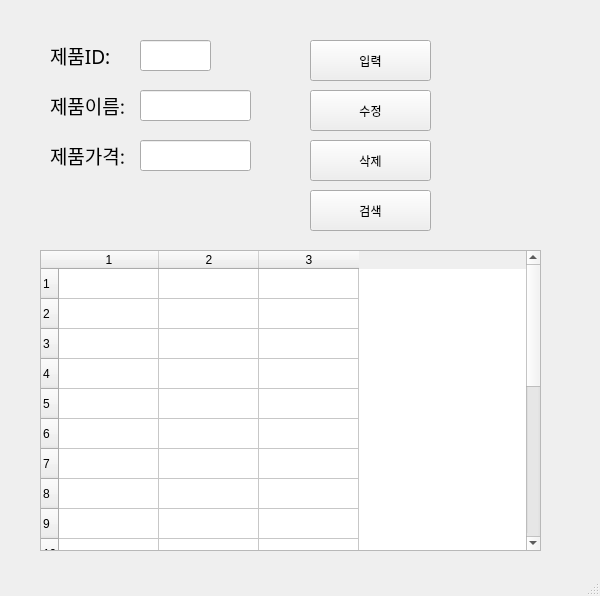
k2boysk1/python230821, file ProductList3.ui: the form before one commit.
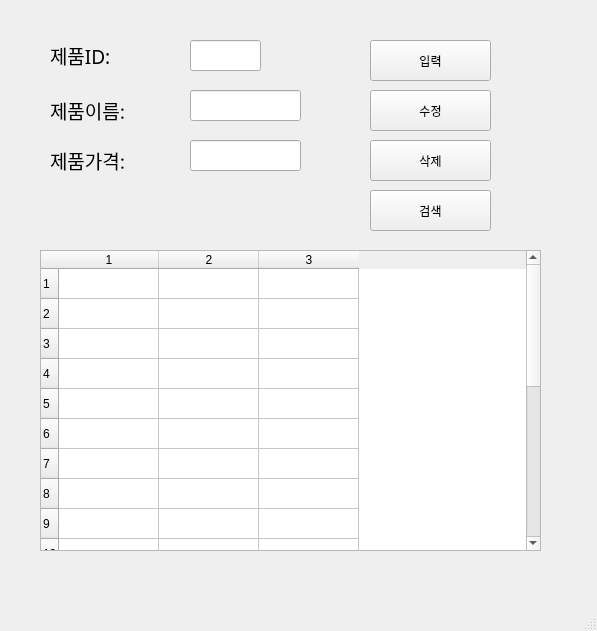
The form after the commit.

The edit to the form file:
```diff
--- a/ProductList3.ui
+++ b/ProductList3.ui
@@ -6,8 +6,8 @@
    <rect>
     <x>0</x>
     <y>0</y>
-    <width>600</width>
-    <height>596</height>
+    <width>597</width>
+    <height>631</height>
    </rect>
   </property>
   <property name="windowTitle">
@@ -19,7 +19,7 @@
      <rect>
       <x>50</x>
       <y>40</y>
-      <width>81</width>
+      <width>111</width>
       <height>31</height>
      </rect>
     </property>
@@ -38,8 +38,8 @@
      <rect>
       <x>50</x>
       <y>90</y>
-      <width>81</width>
-      <height>31</height>
+      <width>131</width>
+      <height>41</height>
      </rect>
     </property>
     <property name="font">
@@ -57,8 +57,8 @@
      <rect>
       <x>50</x>
       <y>140</y>
-      <width>81</width>
-      <height>31</height>
+      <width>121</width>
+      <height>41</height>
      </rect>
     </property>
     <property name="font">
@@ -74,7 +74,7 @@
    <widget class="QLineEdit" name="prodID">
     <property name="geometry">
      <rect>
-      <x>140</x>
+      <x>190</x>
       <y>40</y>
       <width>71</width>
       <height>31</height>
@@ -84,7 +84,7 @@
    <widget class="QLineEdit" name="prodName">
     <property name="geometry">
      <rect>
-      <x>140</x>
+      <x>190</x>
       <y>90</y>
       <width>111</width>
       <height>31</height>
@@ -94,7 +94,7 @@
    <widget class="QLineEdit" name="prodPrice">
     <property name="geometry">
      <rect>
-      <x>140</x>
+      <x>190</x>
       <y>140</y>
       <width>111</width>
       <height>31</height>
@@ -104,7 +104,7 @@
    <widget class="QPushButton" name="pushButton">
     <property name="geometry">
      <rect>
-      <x>310</x>
+      <x>370</x>
       <y>40</y>
       <width>121</width>
       <height>41</height>
@@ -117,7 +117,7 @@
    <widget class="QPushButton" name="pushButton_2">
     <property name="geometry">
      <rect>
-      <x>310</x>
+      <x>370</x>
       <y>90</y>
       <width>121</width>
       <height>41</height>
@@ -130,7 +130,7 @@
    <widget class="QPushButton" name="pushButton_3">
     <property name="geometry">
      <rect>
-      <x>310</x>
+      <x>370</x>
       <y>140</y>
       <width>121</width>
       <height>41</height>
@@ -143,7 +143,7 @@
    <widget class="QPushButton" name="pushButton_4">
     <property name="geometry">
      <rect>
-      <x>310</x>
+      <x>370</x>
       <y>190</y>
       <width>121</width>
       <height>41</height>
```
Left out of the diff: 4 changed lines with no effect on the pictures.
